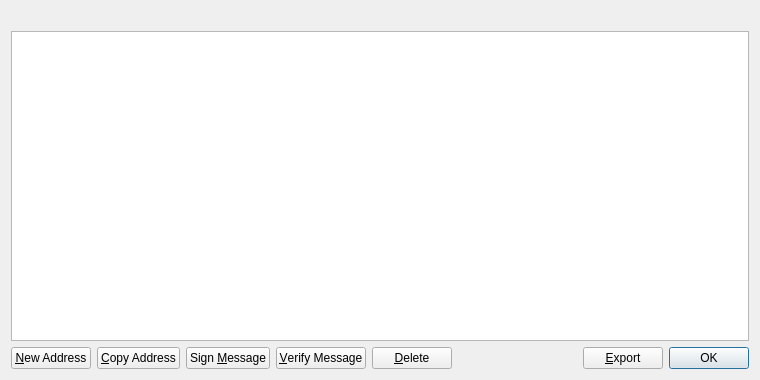
This is src/primmonero/forms/addressbookpage.ui in belovachap/primmonero as Qt 5 draws it before an edit. The edited form follows.
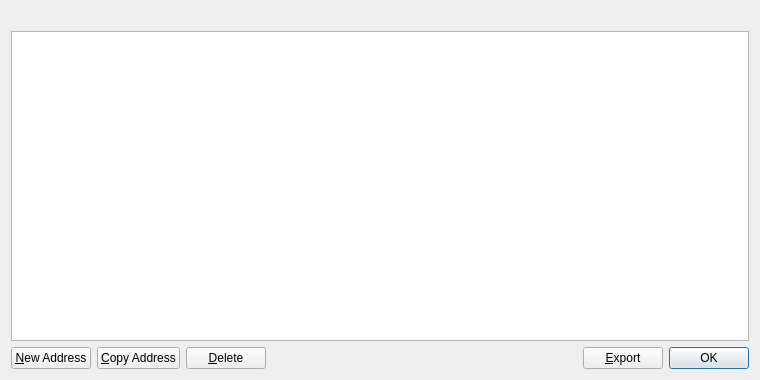
This is the edited form. Icons and pictures are not drawn.

```diff
--- a/src/primmonero/forms/addressbookpage.ui
+++ b/src/primmonero/forms/addressbookpage.ui
@@ -82,34 +82,6 @@
        </property>
       </widget>
      </item>
-     <item>
-      <widget class="QPushButton" name="signMessage">
-       <property name="toolTip">
-        <string>Sign a message to prove you own a Primecoin address</string>
-       </property>
-       <property name="text">
-        <string>Sign &amp;Message</string>
-       </property>
-       <property name="icon">
-        <iconset resource="../bitcoin.qrc">
-         <normaloff>:/icons/edit</normaloff>:/icons/edit</iconset>
-       </property>
-      </widget>
-     </item>
-     <item>
-      <widget class="QPushButton" name="verifyMessage">
-       <property name="toolTip">
-        <string>Verify a message to ensure it was signed with a specified Primecoin address</string>
-       </property>
-       <property name="text">
-        <string>&amp;Verify Message</string>
-       </property>
-       <property name="icon">
-        <iconset resource="../bitcoin.qrc">
-         <normaloff>:/icons/transaction_0</normaloff>:/icons/transaction_0</iconset>
-       </property>
-      </widget>
-     </item>
      <item>
       <widget class="QPushButton" name="deleteAddress">
        <property name="toolTip">
```
